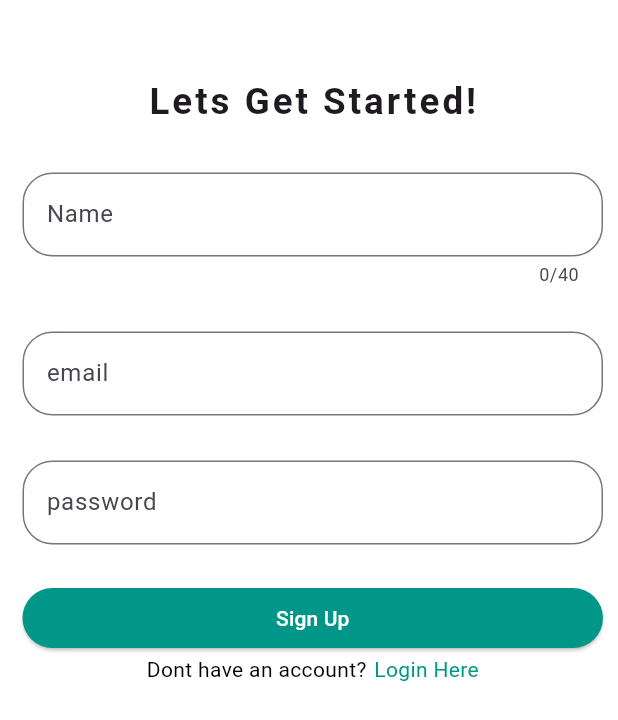
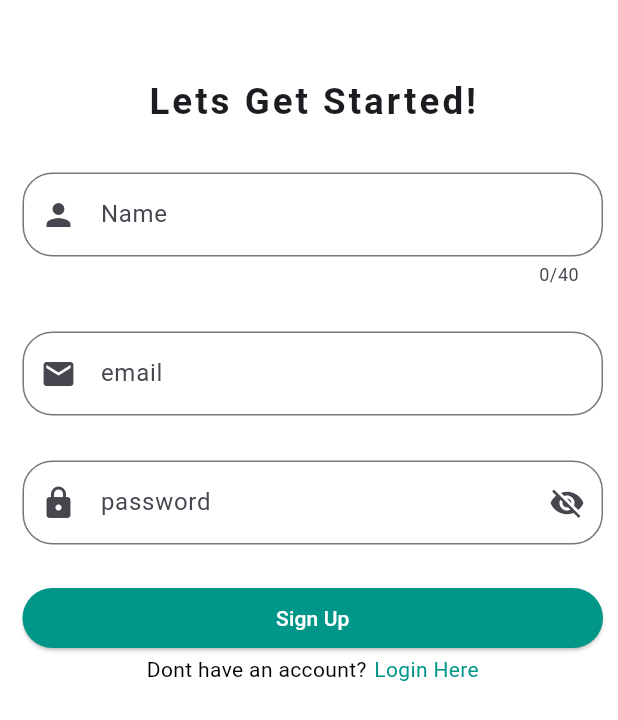
Before and after one commit to VillalobosCarla/FE-ShotWithYou, a Flutter app: the screen it shows after launch, after a tap on "Login", after a tap on "Signup Here", on a phone screen of 412 x 824 dp. Shown: the top 720 px of the screen. Run offline on Flutter 3.47's test engine with Material 3 defaults, Android fonts, the phone set to English and light mode, and no system bars; our stand-ins replace flutter_spinkit.

Commit message:
Act4 SignUp

```diff
--- a/lib/pages/login.dart
+++ b/lib/pages/login.dart
@@ -9,6 +9,8 @@ class _LoginState extends State<Login> {
   final formKey = GlobalKey<FormState>();
   String email = '';
   String password = '';
+  bool _obscure = true;
+  IconData _obscureIcon = Icons.visibility_off;
 
   @override
   Widget build(BuildContext context) {
@@ -39,6 +41,7 @@ class _LoginState extends State<Login> {
                       maxLength: 40,
                       decoration: InputDecoration(
                         labelText: 'Email',
+                        prefixIcon: Icon(Icons.email),
                         border: OutlineInputBorder(
                           borderRadius: BorderRadius.circular(20.0),
                         ),
@@ -55,9 +58,23 @@ class _LoginState extends State<Login> {
                     ),
                     SizedBox(height: 30.0),
                     TextFormField(
-                      obscureText: true,
+                      obscureText: _obscure,
                       decoration: InputDecoration(
                         labelText: 'Password',
+                        prefixIcon: Icon(Icons.lock_rounded),
+                        suffixIcon: IconButton(
+                          icon: Icon(_obscureIcon),
+                          onPressed: (){
+                            setState(() {
+                              _obscure = !_obscure;
+                              if (_obscure){
+                                _obscureIcon = Icons.visibility_off;
+                              }else{
+                                _obscureIcon = Icons.visibility;
+                              }
+                            });
+                          },
+                        ),
                         border: OutlineInputBorder(
                           borderRadius: BorderRadius.circular(20.0),
                         ),
--- a/lib/pages/signup.dart
+++ b/lib/pages/signup.dart
@@ -14,6 +14,9 @@ class _signupState extends State<Signup> {
   String name = '';
   String email = '';
   String password = '';
+  bool _obscure = true;
+  IconData _obscureIcon = Icons.visibility_off;
+
 
   createAccount(User user) async{
     final response = await http.post(
@@ -57,6 +60,7 @@ class _signupState extends State<Signup> {
                       maxLength: 40,
                       decoration: InputDecoration(
                           label: Text('Name'),
+                          prefixIcon: Icon(Icons.person),
                           border: OutlineInputBorder(
                               borderRadius: BorderRadius.circular(20.0))),
                       validator: (value) {
@@ -79,6 +83,7 @@ class _signupState extends State<Signup> {
                         keyboardType: TextInputType.emailAddress,
                         decoration: InputDecoration(
                             label: Text('email'),
+                            prefixIcon: Icon(Icons.email),
                             border: OutlineInputBorder(
                                 borderRadius: BorderRadius.circular(20.0))),
                         validator: (value) {
@@ -94,9 +99,23 @@ class _signupState extends State<Signup> {
                       height: 30.0,
                     ),
                     TextFormField(
-                        obscureText: true,
+                        obscureText: _obscure,
                         decoration: InputDecoration(
                             label: Text('password'),
+                            prefixIcon: Icon(Icons.lock_rounded),
+                            suffixIcon: IconButton(
+                                icon: Icon(_obscureIcon),
+                                onPressed: (){
+                                  setState(() {
+                                    _obscure = !_obscure;
+                                    if (_obscure){
+                                      _obscureIcon = Icons.visibility_off;
+                                    }else{
+                                      _obscureIcon = Icons.visibility;
+                                    }
+                                  });
+                                },
+                            ),
                             border: OutlineInputBorder(
                                 borderRadius: BorderRadius.circular(20.0))),
                         validator: (value) {
```
